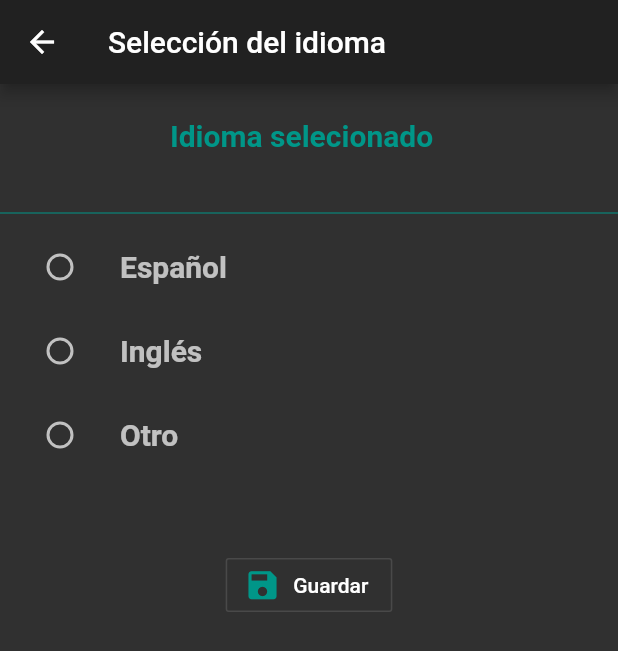
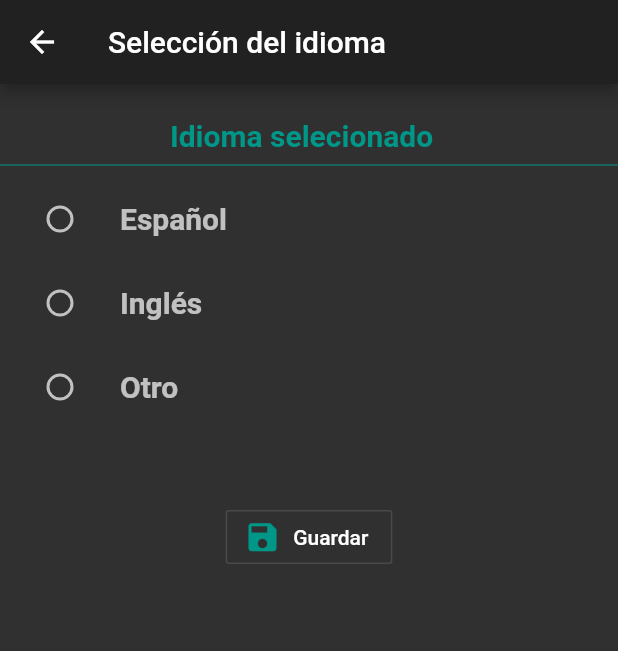
Before and after one commit to CarlosAguileraJ/proyecto_aplicaciones_moviles, a Flutter app: the ajustes screen opened directly, on a phone screen of 412 x 824 dp. Shown: the top 651 px of the screen. Run offline on Flutter 3.47's test engine with Material 2 defaults, Android fonts, the phone set to English and light mode, and no system bars; our stand-ins replace carousel_slider; network calls fail.

Commit message:
diseño
diseño

```diff
--- a/flutter_proyecto/lib/ajustes.dart
+++ b/flutter_proyecto/lib/ajustes.dart
@@ -46,7 +46,7 @@ class _ajustesState extends State<ajustes> {
                               color: Colors.teal)),
                     ])),
                 ),
-                Text("\n "),
+
                 Divider(color: Colors.teal,),
 
                 ListTile(
```
